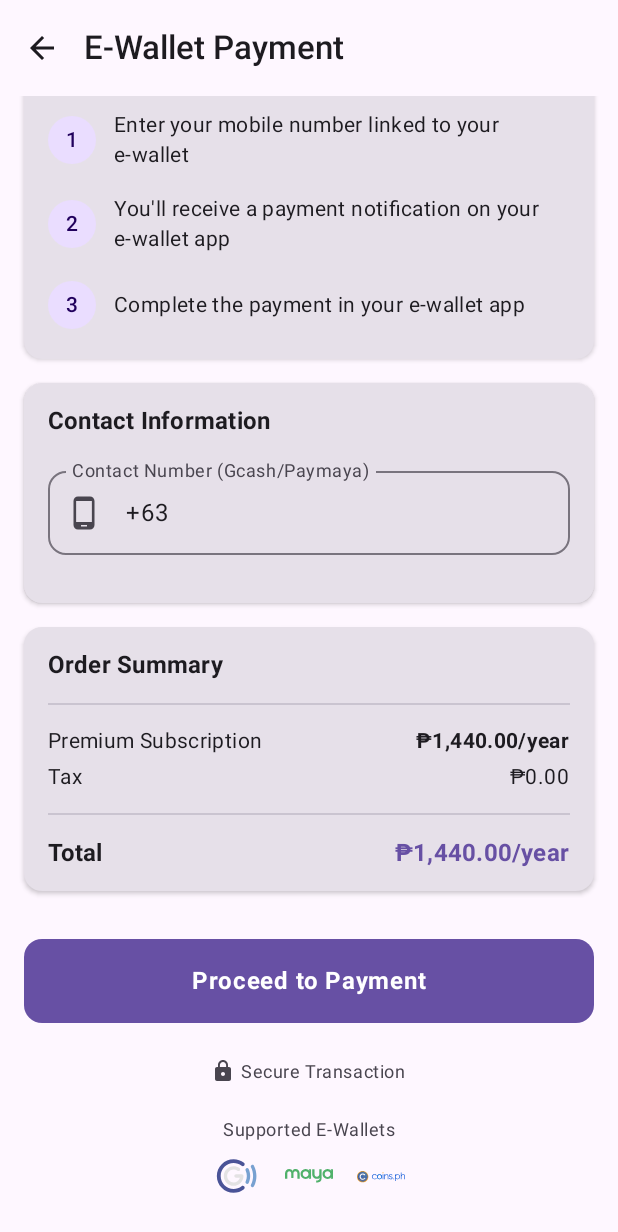
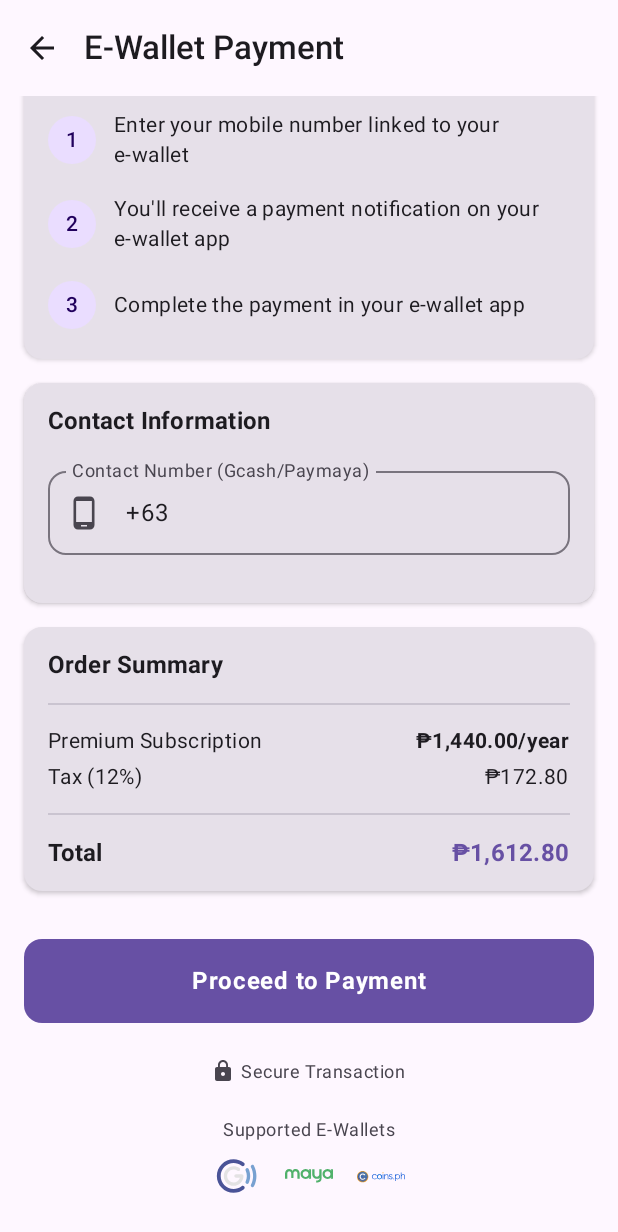
Before and after one commit to MasuRii/IT342-G3-AudioScholar, an Android app built with Jetpack Compose: the @Preview function EWalletPaymentDetailsScreenPreview, scrolled down 273 dp, on a phone screen of 412 x 824 dp. Shown: the top 1232 px of the screen. Run offline under Robolectric (Android 15) with nearby library versions, the phone set to English and light mode, and no system bars; network calls fail.

Commit message:
feat: Add tax calculation and formatting to payment details screens
- Implemented tax calculation (12%) in CardPaymentDetailsScreen and EWalletPaymentDetailsScreen to provide users with a clear breakdown of costs.
- Updated UI to display formatted tax and total amounts in Philippine Peso (₱), enhancing clarity during the payment process.
- Ensured consistent currency formatting across both payment screens for improved user experience.

```diff
--- a/frontend_mobile/AudioScholar/app/src/main/java/edu/cit/audioscholar/ui/subscription/EWalletPaymentDetailsScreen.kt
+++ b/frontend_mobile/AudioScholar/app/src/main/java/edu/cit/audioscholar/ui/subscription/EWalletPaymentDetailsScreen.kt
@@ -34,6 +34,8 @@ import androidx.navigation.compose.rememberNavController
 import edu.cit.audioscholar.R
 import edu.cit.audioscholar.ui.theme.AudioScholarTheme
 import kotlinx.coroutines.launch
+import java.text.NumberFormat
+import java.util.Locale
 
 class PhilippinePhoneNumberVisualTransformation : VisualTransformation {
     override fun filter(text: AnnotatedString): TransformedText {
@@ -72,6 +74,14 @@ fun EWalletPaymentDetailsScreen(
     formattedPrice: String,
     priceAmount: Double
 ) {
+    val taxRate = 0.12
+    val taxAmount = priceAmount * taxRate
+    val totalAmount = priceAmount + taxAmount
+
+    val currencyFormat = NumberFormat.getCurrencyInstance(Locale("en", "PH"))
+    val formattedTax = currencyFormat.format(taxAmount).replace("PHP", "₱")
+    val formattedTotal = currencyFormat.format(totalAmount).replace("PHP", "₱")
+
     var contactNumber by remember { mutableStateOf("") }
     var isLoading by remember { mutableStateOf(false) }
     var contactNumberError by remember { mutableStateOf<Int?>(null) }
@@ -353,11 +363,11 @@ fun EWalletPaymentDetailsScreen(
                         horizontalArrangement = Arrangement.SpaceBetween
                     ) {
                         Text(
-                            text = "Tax",
+                            text = "Tax (12%)",
                             style = MaterialTheme.typography.bodyMedium
                         )
                         Text(
-                            text = "₱0.00",
+                            text = formattedTax,
                             style = MaterialTheme.typography.bodyMedium
                         )
                     }
@@ -374,7 +384,7 @@ fun EWalletPaymentDetailsScreen(
                             fontWeight = FontWeight.Bold
                         )
                         Text(
-                            text = formattedPrice,
+                            text = formattedTotal,
                             style = MaterialTheme.typography.titleMedium,
                             fontWeight = FontWeight.Bold,
                             color = MaterialTheme.colorScheme.primary
```
Also changed, not shown: frontend_mobile/AudioScholar/app/src/main/java/edu/cit/audioscholar/ui/subscription/CardPaymentDetailsScreen.kt (+13 -3 lines).
